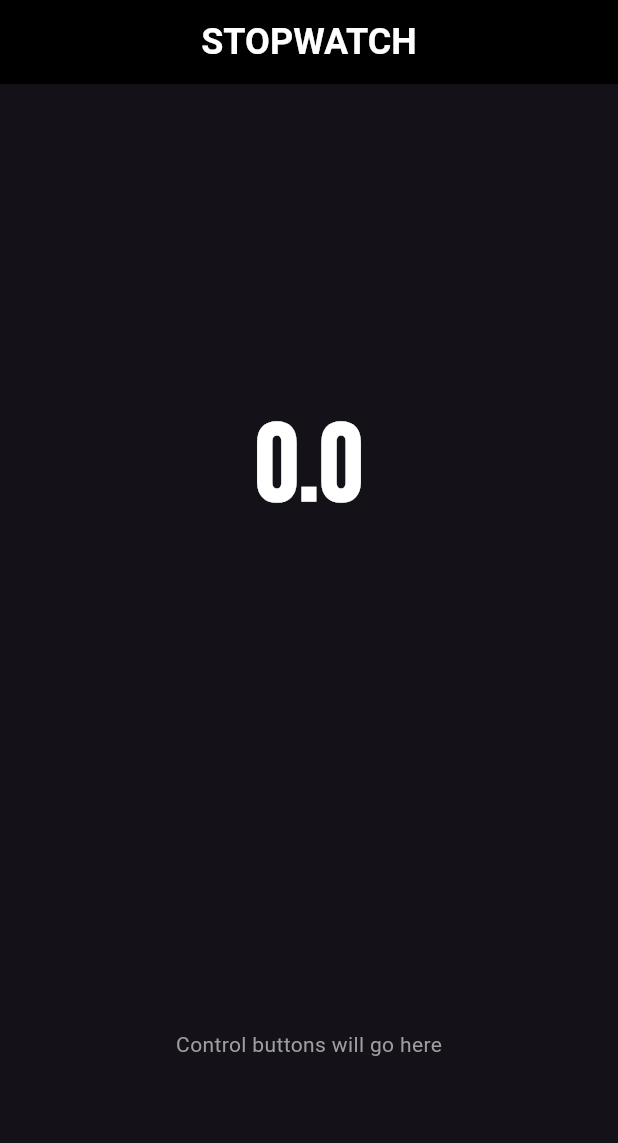
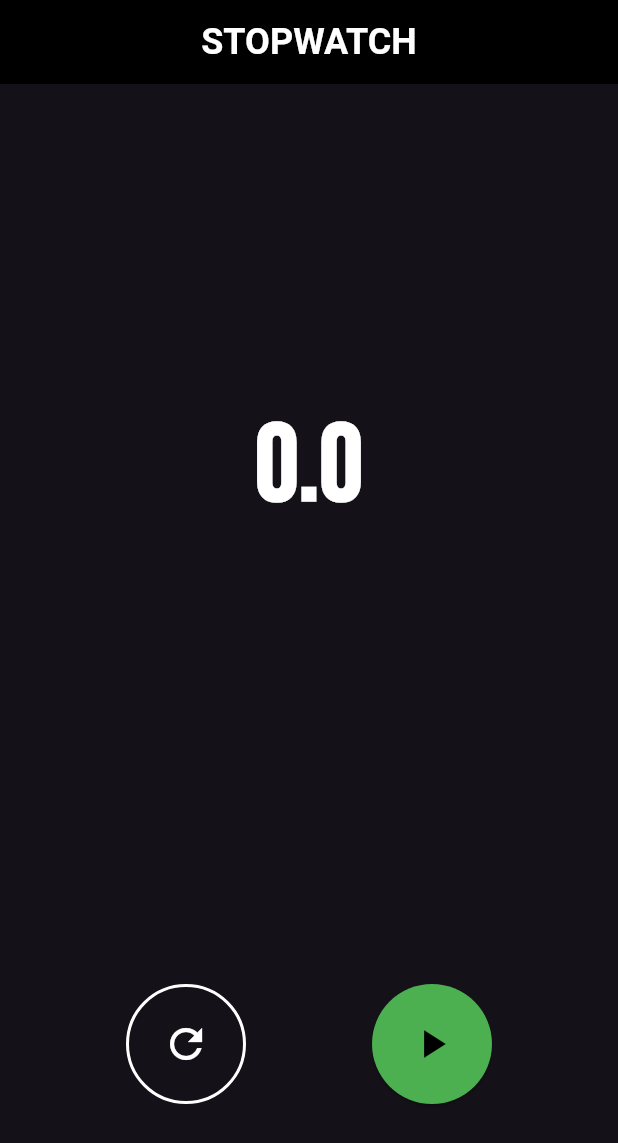
Before and after one commit to ArslanYousaf12/app_with_llm, a Flutter app: the screen it shows after launch, on a phone screen of 412 x 824 dp. Shown: the top 1143 px of the screen. Run offline on Flutter 3.47's test engine with Material 3 defaults, Android fonts, the phone set to English and light mode, and no system bars; our stand-ins replace audioplayers, google_fonts, permission_handler, speech_to_text.

Commit message:
Add control buttons with iOS-style circular design
- Created TimerControlButton reusable widget with circular design
- Implemented StartStopButton that toggles between play/pause icons
- Built ResetButton with outlined styling
- Updated TimerPage with functional start/stop/reset controls
- Added proper button layout with green filled primary button and white outlined secondary
- App now has full UI with working timer controls

```diff
--- /dev/null
+++ b/lib/features/timer/reset_button.dart
@@ -0,0 +1,20 @@
+import 'package:flutter/material.dart';
+import '../../shared/widgets/timer_control_button.dart';
+
+class ResetButton extends StatelessWidget {
+  final VoidCallback onPressed;
+
+  const ResetButton({
+    super.key,
+    required this.onPressed,
+  });
+
+  @override
+  Widget build(BuildContext context) {
+    return TimerControlButton(
+      onPressed: onPressed,
+      icon: Icons.refresh,
+      isPrimary: false,
+    );
+  }
+}
--- /dev/null
+++ b/lib/features/timer/start_stop_button.dart
@@ -0,0 +1,22 @@
+import 'package:flutter/material.dart';
+import '../../shared/widgets/timer_control_button.dart';
+
+class StartStopButton extends StatelessWidget {
+  final bool isRunning;
+  final VoidCallback onPressed;
+
+  const StartStopButton({
+    super.key,
+    required this.isRunning,
+    required this.onPressed,
+  });
+
+  @override
+  Widget build(BuildContext context) {
+    return TimerControlButton(
+      onPressed: onPressed,
+      icon: isRunning ? Icons.pause : Icons.play_arrow,
+      isPrimary: true,
+    );
+  }
+}
--- a/lib/features/timer/timer_page.dart
+++ b/lib/features/timer/timer_page.dart
@@ -1,5 +1,7 @@
 import 'package:flutter/material.dart';
 import 'timer_display.dart';
+import 'start_stop_button.dart';
+import 'reset_button.dart';
 
 class TimerPage extends StatefulWidget {
   const TimerPage({super.key});
@@ -10,6 +12,22 @@ class TimerPage extends StatefulWidget {
 
 class _TimerPageState extends State<TimerPage> {
   final Stopwatch _stopwatch = Stopwatch();
+
+  void _handleStartStop() {
+    setState(() {
+      if (_stopwatch.isRunning) {
+        _stopwatch.stop();
+      } else {
+        _stopwatch.start();
+      }
+    });
+  }
+
+  void _handleReset() {
+    setState(() {
+      _stopwatch.reset();
+    });
+  }
 
   @override
   Widget build(BuildContext context) {
@@ -24,12 +42,18 @@ class _TimerPageState extends State<TimerPage> {
             flex: 2,
             child: TimerDisplay(stopwatch: _stopwatch),
           ),
-          const Expanded(
+          Expanded(
             flex: 1,
             child: Center(
-              child: Text(
-                'Control buttons will go here',
-                style: TextStyle(color: Colors.grey),
+              child: Row(
+                mainAxisAlignment: MainAxisAlignment.spaceEvenly,
+                children: [
+                  ResetButton(onPressed: _handleReset),
+                  StartStopButton(
+                    isRunning: _stopwatch.isRunning,
+                    onPressed: _handleStartStop,
+                  ),
+                ],
               ),
             ),
           ),
--- /dev/null
+++ b/lib/shared/widgets/timer_control_button.dart
@@ -0,0 +1,43 @@
+import 'package:flutter/material.dart';
+
+class TimerControlButton extends StatelessWidget {
+  final VoidCallback onPressed;
+  final IconData icon;
+  final bool isPrimary;
+
+  const TimerControlButton({
+    super.key,
+    required this.onPressed,
+    required this.icon,
+    this.isPrimary = false,
+  });
+
+  @override
+  Widget build(BuildContext context) {
+    return SizedBox(
+      width: 80,
+      height: 80,
+      child: isPrimary
+          ? ElevatedButton(
+              onPressed: onPressed,
+              style: ElevatedButton.styleFrom(
+                backgroundColor: Colors.green,
+                foregroundColor: Colors.black,
+                shape: const CircleBorder(),
+                padding: EdgeInsets.zero,
+              ),
+              child: Icon(icon, size: 32),
+            )
+          : OutlinedButton(
+              onPressed: onPressed,
+              style: OutlinedButton.styleFrom(
+                foregroundColor: Colors.white,
+                side: const BorderSide(color: Colors.white, width: 2),
+                shape: const CircleBorder(),
+                padding: EdgeInsets.zero,
+              ),
+              child: Icon(icon, size: 32),
+            ),
+    );
+  }
+}
```
Also changed, not shown: 1 other file.
